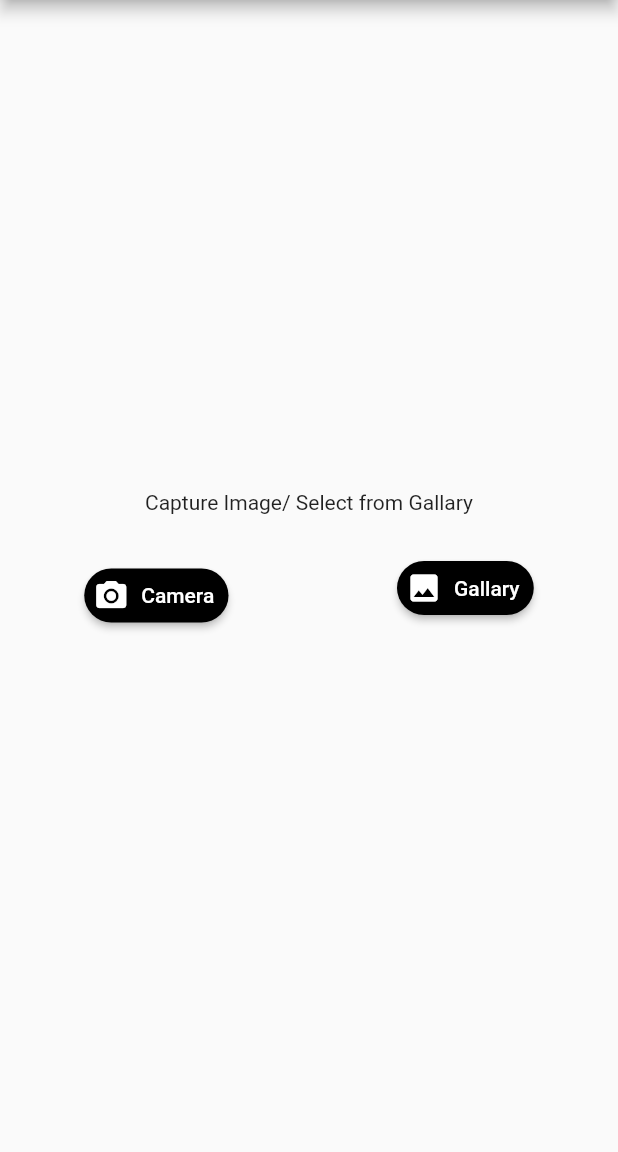
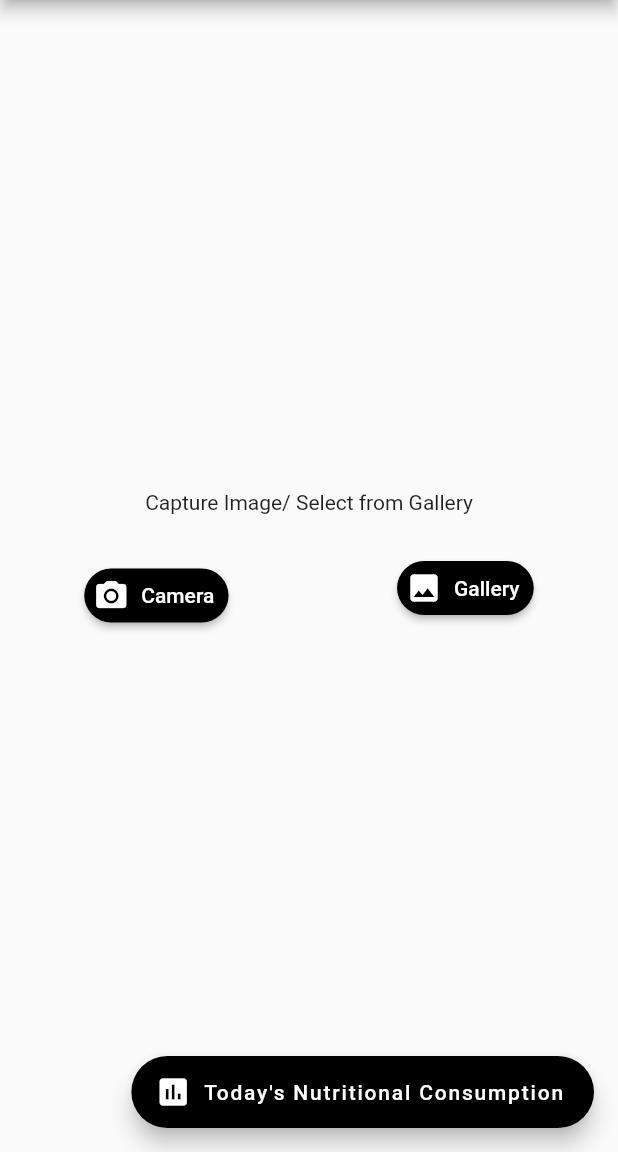
Before and after one commit to kadarsh835/learn_flutter-Food_ingredients, a Flutter app: the screen it shows after launch, on a phone screen of 412 x 824 dp, the part 84-1236 px from its top. Run offline on Flutter 3.47's test engine with Material 2 defaults, Android fonts, the phone set to English and light mode, and no system bars; our stand-ins replace image_picker, shared_preferences.

Commit message:
Remove date from nutritional info

```diff
--- a/lib/src/foodInfo.dart
+++ b/lib/src/foodInfo.dart
@@ -76,6 +76,8 @@ List<DataRow> getParamValues(jsonFoodNutritionalInfo) {
 
 Future<SharedPreferences> storeToDisk(foodJsonData) async {
   final SharedPreferences prefs = await SharedPreferences.getInstance();
+  // await prefs.clear();
+  // return prefs;
 
   DateTime lastStoredDay;
   var value;
--- a/lib/src/imagePicker.dart
+++ b/lib/src/imagePicker.dart
@@ -4,6 +4,9 @@ import 'package:image_picker/image_picker.dart';
 import 'dart:io';
 import 'package:http/http.dart' as http;
 import 'dart:convert';
+
+import 'package:shared_preferences/shared_preferences.dart';
+import 'package:food_ingredients/src/nutrientConsumption.dart';
 
 class MyImagePicker extends StatefulWidget {
   @override
@@ -20,7 +23,7 @@ class MyImagePickerState extends State<MyImagePicker> {
     });
   }
 
-  Future getImageFromGallary() async {
+  Future getImageFromGallery() async {
     var image = await ImagePicker.pickImage(source: ImageSource.gallery);
     setState(() {
       imageURI = image;
@@ -42,13 +45,13 @@ class MyImagePickerState extends State<MyImagePicker> {
         ));
   }
 
-  Container buttonContainerGallary() {
+  Container buttonContainerGallery() {
     return Container(
         margin: EdgeInsets.fromLTRB(0, 0, 0, 0),
         child: RaisedButton.icon(
-          onPressed: () => getImageFromGallary(),
+          onPressed: () => getImageFromGallery(),
           icon: Icon(Icons.image),
-          label: Text('Gallary '),
+          label: Text('Gallery '),
           textColor: Colors.white,
           color: Colors.black,
           padding: EdgeInsets.fromLTRB(6, 6, 6, 6),
@@ -66,7 +69,6 @@ class MyImagePickerState extends State<MyImagePicker> {
             // var result = await sendImage(imageURI);
             // print('Food Item Predicted: $result');
 
-            // var result = List<String>.generate(100, (index) => "Item $index");
             var result = testJSON();
 
             Navigator.push(
@@ -94,7 +96,7 @@ class MyImagePickerState extends State<MyImagePicker> {
     Map foodItem = {'food_image': imgBase64};
     var body = json.encode(foodItem);
     http.Response response = await http.post(
-        'http://8e152340402b.ngrok.io/diet_suggestion_api/predict_food_item/', //Using Ngrok Temporarily.
+        'https://25659cc4270d.ngrok.io/diet_suggestion_api/predict_food_item/', //Using Ngrok Temporarily.
         headers: {"Content-Type": "application/json"},
         body: body);
     print('Status Code: ${response.statusCode}');
@@ -108,7 +110,7 @@ class MyImagePickerState extends State<MyImagePicker> {
 
   Text uploadImageMessage() {
     return Text(
-      'Capture Image/ Select from Gallary',
+      'Capture Image/ Select from Gallery',
       textAlign: TextAlign.center,
     );
   }
@@ -136,7 +138,7 @@ class MyImagePickerState extends State<MyImagePicker> {
                   alignment: Alignment.centerLeft,
                 ),
                 Container(
-                child: buttonContainerGallary(),
+                  child: buttonContainerGallery(),
                   alignment: Alignment.centerRight,
                 ),
               ],
@@ -144,7 +146,23 @@ class MyImagePickerState extends State<MyImagePicker> {
             )
           ],
         ),
-    ));
+      ),
+      floatingActionButton: FloatingActionButton.extended(
+        onPressed: () async => {
+          await SharedPreferences.getInstance().then((prefs) => {
+                Navigator.push(
+                  context,
+                  MaterialPageRoute(
+                      builder: (context) => NutrientConsumption(prefs)),
+                ),
+              })
+        },
+        tooltip: 'Today\'s Nutritional Consumption',
+        label: Text("Today\'s Nutritional Consumption"),
+        icon: Icon(Icons.assessment),
+        backgroundColor: Colors.black,
+      ),
+    );
   }
 }
 
--- a/lib/src/nutrientConsumption.dart
+++ b/lib/src/nutrientConsumption.dart
@@ -44,12 +44,14 @@ Widget nutritionalInfoWidget(prefs) {
 List<DataRow> getParamValues(prefs) {
   List<DataRow> dataRows = [];
   prefs.getKeys().forEach((key) {
+    if (key != 'last_day') {
       dataRows.add(
         DataRow(cells: <DataCell>[
           DataCell(Text(textFormatter(key))),
           DataCell(Text(textFormatter(prefs.get(key))))
         ]),
       );
+    }
   });
   return dataRows;
 }
```
Lines whose indentation alone changed are shown as unchanged.
